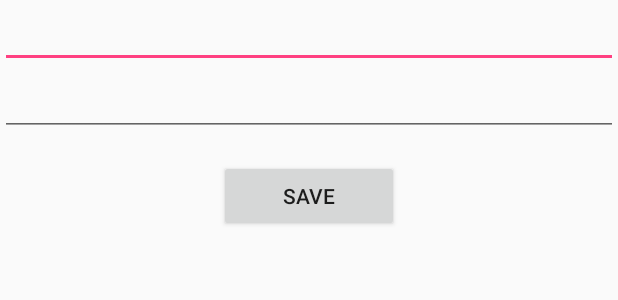
After one commit to pablobaldez/guga, an Android app: the layout fragment_user_detail.xml on its own in the app's theme, with its tools: preview values and no code run, on a phone screen of 412 x 824 dp. The commit adds this screen. Shown: the top 300 px of the screen. Run offline under Robolectric (Android 15) with nearby library versions, the phone set to English and light mode, and no system bars.

Commit message:
detail screen

```diff
--- a/sample/src/main/AndroidManifest.xml
+++ b/sample/src/main/AndroidManifest.xml
@@ -5,6 +5,7 @@
 
     <application android:allowBackup="true"
         android:icon="@mipmap/ic_launcher"
+        android:name=".SampleApp"
         android:label="@string/app_name"
         android:supportsRtl="true"
         android:theme="@style/AppTheme"
--- a/sample/src/main/java/com/pablo/sample/domain/User.java
+++ b/sample/src/main/java/com/pablo/sample/domain/User.java
@@ -5,9 +5,10 @@ package com.pablo.sample.domain;
  * @since 17/07/2016
  */
 public class User {
-
     public String name;
     public String email;
+
+    public User(){}
 
     public User(String name, String email) {
         this.name = name;
--- a/sample/src/main/java/com/pablo/sample/presentation/ListUserPresenter.java
+++ b/sample/src/main/java/com/pablo/sample/presentation/ListUserPresenter.java
@@ -29,4 +29,8 @@ public class ListUserPresenter extends GugaPagedListPresenter<User> {
             return useCase.get(getPage());
         }
     }
+
+    public void onClickItem(int position) {
+
+    }
 }
--- /dev/null
+++ b/sample/src/main/res/layout/fragment_user_detail.xml
@@ -0,0 +1,40 @@
+<?xml version="1.0" encoding="utf-8"?>
+<layout xmlns:android="http://schemas.android.com/apk/res/android">
+    <data>
+        <import type="com.pablo.sample.domain.User"/>
+
+        <variable
+            name="user"
+            type="User"/>
+    </data>
+
+    <LinearLayout
+        android:orientation="vertical"
+        android:layout_width="match_parent"
+        android:layout_height="match_parent">
+
+        <android.support.v7.widget.AppCompatEditText
+            android:layout_width="match_parent"
+            android:layout_height="wrap_content"
+            android:text="@{user.name}"/>
+
+        <android.support.v7.widget.AppCompatEditText
+            android:layout_width="match_parent"
+            android:layout_height="wrap_content"
+            android:text="@{user.email}"
+            android:layout_marginBottom="@dimen/activity_vertical_margin"/>
+        <android.support.v7.widget.AppCompatButton
+            android:id="@+id/save"
+            android:layout_width="120dp"
+            android:layout_height="48dp"
+            android:layout_gravity="center_horizontal"
+            android:text="@string/save"/>
+        <ProgressBar
+            android:id="@+id/guga_progress_bar"
+            android:layout_width="wrap_content"
+            android:layout_height="wrap_content"
+            android:layout_marginTop="@dimen/activity_horizontal_margin"
+            android:visibility="gone"
+            android:layout_gravity="center"/>
+    </LinearLayout>
+</layout>
--- a/sample/src/main/res/values/strings.xml
+++ b/sample/src/main/res/values/strings.xml
@@ -1,3 +1,4 @@
 <resources>
     <string name="app_name">Sample</string>
+    <string name="save">Save</string>
 </resources>
```
Also changed, not shown: sample/build.gradle (+9 -0 lines), sample/src/main/java/com/pablo/sample/domain/UserUseCase.java (+8 -10 lines), sample/src/main/java/com/pablo/sample/presentation/DetailUserActivity.java (added, +16 -0 lines), sample/src/main/java/com/pablo/sample/presentation/DetailUserFragment.java (added, +49 -0 lines), sample/src/main/java/com/pablo/sample/presentation/DetailUserPresenter.java (added, +36 -0 lines), sample/src/main/java/com/pablo/sample/presentation/DetailUserView.java (added, +14 -0 lines), sample/src/main/java/com/pablo/sample/presentation/ListUserFragment.java (+5 -2 lines), sample/src/main/java/com/pablo/sample/presentation/UserViewHolder.java (+8 -1 lines), sample/src/main/res/layout/item_user.xml (+7 -2 lines).
